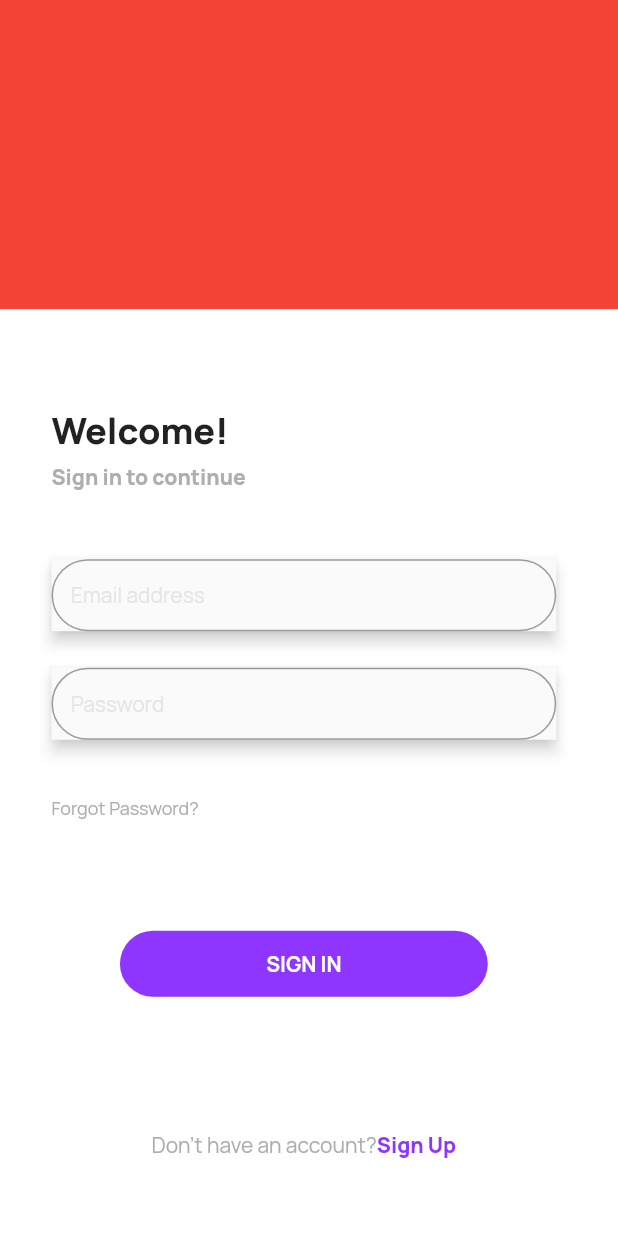
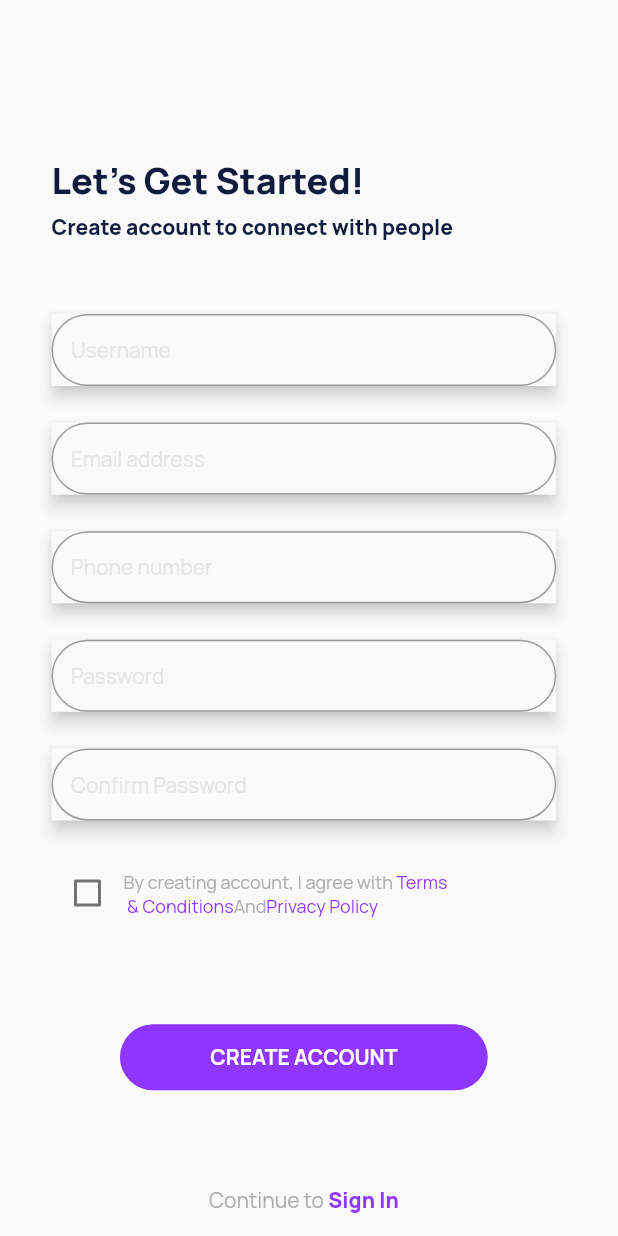
Before and after one commit to nehmajmudar/MateVibes, a Flutter app: the screen it shows after launch, on a phone screen of 412 x 824 dp. Run offline on Flutter 3.47's test engine with Material 2 defaults, Android fonts, the light colour scheme and no system bars.

Commit message:
Sign up page design

```diff
--- a/lib/main.dart
+++ b/lib/main.dart
@@ -1,5 +1,6 @@
 import 'package:flutter/material.dart';
 import 'package:matevibes/screens/sign_in.dart';
+import 'package:matevibes/screens/sign_up.dart';
 
 void main() {
   runApp(MyApp());
@@ -10,21 +11,9 @@ class MyApp extends StatelessWidget {
   @override
   Widget build(BuildContext context) {
     return MaterialApp(
-      // theme: ThemeData(
-      //   // This is the theme of your application.
-      //   //
-      //   // Try running your application with "flutter run". You'll see the
-      //   // application has a blue toolbar. Then, without quitting the app, try
-      //   // changing the primarySwatch below to Colors.green and then invoke
-      //   // "hot reload" (press "r" in the console where you ran "flutter run",
-      //   // or simply save your changes to "hot reload" in a Flutter IDE).
-      //   // Notice that the counter didn't reset back to zero; the application
-      //   // is not restarted.
-      //   primarySwatch: Colors.blue,
-      // ), ,
       initialRoute: '/',
       routes: {
-        '/': (context) => SignIn(),
+        '/': (context) => SignUp(),
       },
     );
   }
--- a/lib/res/app_colors.dart
+++ b/lib/res/app_colors.dart
@@ -7,4 +7,6 @@ class AppColors{
   static Color colorHintText=Color(0xFFe5e5e5);
   static Color colorSignInButton=Color(0xFF8e35ff);
   static Color colorWhite=Color(0xFFffffff);
+  static Color colorLetsGetStarted=Color(0xFF101c3d);
+  static Color colorCreateAccountToConnect=Color(0xFFaeaeae);
 }
--- a/lib/res/app_string.dart
+++ b/lib/res/app_string.dart
@@ -7,4 +7,15 @@ class AppString{
   static String txtSignIn="Sign In";
   static String txtDontHaveAnAccount="Don't have an account?";
   static String txtSignUp="Sign Up";
+  static String txtLetsGetStarted="Let's Get Started!";
+  static String txtCreateAccountToConnect="Create account to connect with people";
+  static String txtUsername="Username";
+  static String txtPhoneNumber="Phone number";
+  static String txtConfirmPassword="Confirm Password";
+  static String txtByCreatingAccount="By creating account, I agree with ";
+  static String txtTAndC="Terms \n & Conditions";
+  static String txtAnd="And";
+  static String txtPrivacyPolicy="Privacy Policy";
+  static String txtCreateAccount="Create account";
+  static String txtContinueTo="Continue to ";
 }
--- a/lib/screens/sign_in.dart
+++ b/lib/screens/sign_in.dart
@@ -3,6 +3,7 @@ import 'package:flutter/gestures.dart';
 import 'package:flutter/material.dart';
 import 'package:matevibes/res/app_colors.dart';
 import 'package:matevibes/res/app_string.dart';
+import 'package:matevibes/ui/text_fields_ui.dart';
 
 class SignIn extends StatefulWidget {
   const SignIn({Key? key}) : super(key: key);
@@ -38,37 +39,11 @@ class _SignInState extends State<SignIn> {
                   SizedBox(
                     height: MediaQuery.of(context).size.height/18,
                   ),
-                  Material(
-                    child: TextField(
-                      decoration: InputDecoration(
-                        contentPadding: EdgeInsets.all(13),
-                        hintText: AppString.txtEmailAddress,
-                        hintStyle: TextStyle(fontSize: 14,fontWeight: FontWeight.w400,color: AppColors.colorHintText,fontFamily: 'Manrope'),
-                        border: OutlineInputBorder(
-                          borderRadius: BorderRadius.all(Radius.circular(50)),
-                        ),
-                      ),
-                    ),
-                    shadowColor: AppColors.colorHintText,
-                    elevation: 4,
-                  ),
+                  TextFieldsUi(textFieldItem: AppString.txtEmailAddress),
                   SizedBox(
                     height: MediaQuery.of(context).size.height/33.76,
                   ),
-                  Material(
-                    child: TextField(
-                      decoration: InputDecoration(
-                        contentPadding: EdgeInsets.all(13),
-                        hintText: AppString.txtPassword,
-                        hintStyle: TextStyle(fontSize: 14,fontWeight: FontWeight.w400,color: AppColors.colorHintText,fontFamily: 'Manrope'),
-                        border: OutlineInputBorder(
-                            borderRadius: BorderRadius.all(Radius.circular(50))
-                        ),
-                      ),
-                    ),
-                    shadowColor: AppColors.colorHintText,
-                    elevation: 4,
-                  ),
+                  TextFieldsUi(textFieldItem: AppString.txtPassword),
                   SizedBox(
                     height: MediaQuery.of(context).size.height/22.2,
                   ),
--- /dev/null
+++ b/lib/screens/sign_up.dart
@@ -0,0 +1,132 @@
+import 'package:flutter/gestures.dart';
+import 'package:flutter/material.dart';
+import 'package:matevibes/res/app_colors.dart';
+import 'package:matevibes/res/app_string.dart';
+import 'package:matevibes/ui/text_fields_ui.dart';
+
+class SignUp extends StatefulWidget {
+  const SignUp({Key? key}) : super(key: key);
+
+  @override
+  _SignUpState createState() => _SignUpState();
+}
+
+class _SignUpState extends State<SignUp> {
+
+  bool checkboxTAndC=false;
+
+  @override
+  Widget build(BuildContext context) {
+    return Scaffold(
+      body: SingleChildScrollView(
+        child: Padding(
+          padding: EdgeInsets.only(left: MediaQuery.of(context).size.width/12,right: MediaQuery.of(context).size.width/10,bottom: MediaQuery.of(context).size.height/18.75),
+          child: Column(
+            crossAxisAlignment: CrossAxisAlignment.start,
+            children: [
+              Container(
+                margin: EdgeInsets.only(top: MediaQuery.of(context).size.height/7.96,bottom: 5),
+                child: Text(AppString.txtLetsGetStarted,style: TextStyle(color: AppColors.colorLetsGetStarted,fontSize: 24,fontWeight: FontWeight.w800,fontFamily: 'Manrope'),),
+              ),
+              Container(
+                margin: EdgeInsets.only(bottom: MediaQuery.of(context).size.height/16.88),
+                child: Text(AppString.txtCreateAccountToConnect,style: TextStyle(color: AppColors.colorLetsGetStarted,fontSize: 14,fontWeight: FontWeight.w800,fontFamily: 'Manrope'),),
+              ),
+              TextFieldsUi(textFieldItem: AppString.txtUsername),
+              SizedBox(
+                height: MediaQuery.of(context).size.height/33.76,
+              ),
+              TextFieldsUi(textFieldItem: AppString.txtEmailAddress),
+              SizedBox(
+                height: MediaQuery.of(context).size.height/33.76,
+              ),
+              TextFieldsUi(textFieldItem: AppString.txtPhoneNumber),
+              SizedBox(
+                height: MediaQuery.of(context).size.height/33.76,
+              ),
+              TextFieldsUi(textFieldItem: AppString.txtPassword),
+              SizedBox(
+                height: MediaQuery.of(context).size.height/33.76,
+              ),
+              TextFieldsUi(textFieldItem: AppString.txtConfirmPassword),
+              SizedBox(
+                height: MediaQuery.of(context).size.height/33.76,
+              ),
+              Row(
+                mainAxisAlignment: MainAxisAlignment.start,
+                children: [
+                  Checkbox(
+                    value: checkboxTAndC,
+                    onChanged: (value){
+                      setState(() {
+                        checkboxTAndC=value!;
+                      });
+                    }
+                  ),
+                  Center(
+                    child: RichText(
+                      text: TextSpan(
+                        children: [
+                          TextSpan(
+                            text: AppString.txtByCreatingAccount,
+                            style: TextStyle(fontSize: 12,color: AppColors.colorForgotPassword,fontWeight: FontWeight.w400,fontFamily: 'Manrope'),),
+                          TextSpan(
+                              text: AppString.txtTAndC,
+                              style: TextStyle(fontSize: 12,color: AppColors.colorSignInButton,fontWeight: FontWeight.w400,fontFamily: 'Manrope'),
+                              recognizer: TapGestureRecognizer()
+                                ..onTap=(){}
+                          ),
+                          TextSpan(
+                            text: AppString.txtAnd,
+                            style: TextStyle(fontSize: 12,color: AppColors.colorForgotPassword,fontWeight: FontWeight.w400,fontFamily: 'Manrope'),),
+                          TextSpan(
+                              text: AppString.txtPrivacyPolicy,
+                              style: TextStyle(fontSize: 12,color: AppColors.colorSignInButton,fontWeight: FontWeight.w400,fontFamily: 'Manrope'),
+                              recognizer: TapGestureRecognizer()
+                                ..onTap=(){}
+                          ),
+                        ]
+                      )
+                    ),
+                  ),
+                ],
+              ),
+              Center(
+                child: GestureDetector(
+                  child: Container(
+                    margin: EdgeInsets.symmetric(vertical: MediaQuery.of(context).size.height/12.98),
+                    width: MediaQuery.of(context).size.width/1.68,
+                    height: MediaQuery.of(context).size.height/18.75,
+                    decoration: BoxDecoration(
+                        color: AppColors.colorSignInButton,
+                        borderRadius: BorderRadius.all(Radius.circular(50))
+                    ),
+                    alignment: Alignment.center,
+                    child: Text(AppString.txtCreateAccount.toUpperCase(),style: TextStyle(fontSize: 14,color: AppColors.colorWhite,fontWeight: FontWeight.w700,fontFamily: 'Manrope'),),
+                  ),
+                ),
+              ),
+              Center(
+                child: RichText(
+                  text: TextSpan(
+                      children: [
+                        TextSpan(
+                          text: AppString.txtContinueTo,
+                          style: TextStyle(fontSize: 14,color: AppColors.colorForgotPassword,fontWeight: FontWeight.w400,fontFamily: 'Manrope'),),
+                        TextSpan(
+                            text: AppString.txtSignIn,
+                            style: TextStyle(fontSize: 14,color: AppColors.colorSignInButton,fontWeight: FontWeight.w800,fontFamily: 'Manrope'),
+                            recognizer: TapGestureRecognizer()
+                              ..onTap=(){}
+                        )
+                      ]
+                  ),
+                ),
+              )
+            ],
+          ),
+        ),
+      ),
+    );
+  }
+}
--- /dev/null
+++ b/lib/ui/text_fields_ui.dart
@@ -0,0 +1,31 @@
+import 'package:flutter/material.dart';
+import 'package:matevibes/res/app_colors.dart';
+
+class TextFieldsUi extends StatefulWidget {
+  final String textFieldItem;
+
+  const TextFieldsUi({Key? key,required this.textFieldItem}) : super(key: key);
+
+  @override
+  _TextFieldsUiState createState() => _TextFieldsUiState();
+}
+
+class _TextFieldsUiState extends State<TextFieldsUi> {
+  @override
+  Widget build(BuildContext context) {
+    return Material(
+      child: TextField(
+        decoration: InputDecoration(
+          contentPadding: EdgeInsets.all(13),
+          hintText: widget.textFieldItem,
+          hintStyle: TextStyle(fontSize: 14,fontWeight: FontWeight.w400,color: AppColors.colorHintText,fontFamily: 'Manrope'),
+          border: OutlineInputBorder(
+            borderRadius: BorderRadius.all(Radius.circular(50)),
+          ),
+        ),
+      ),
+      shadowColor: AppColors.colorHintText,
+      elevation: 4,
+    );
+  }
+}
```
